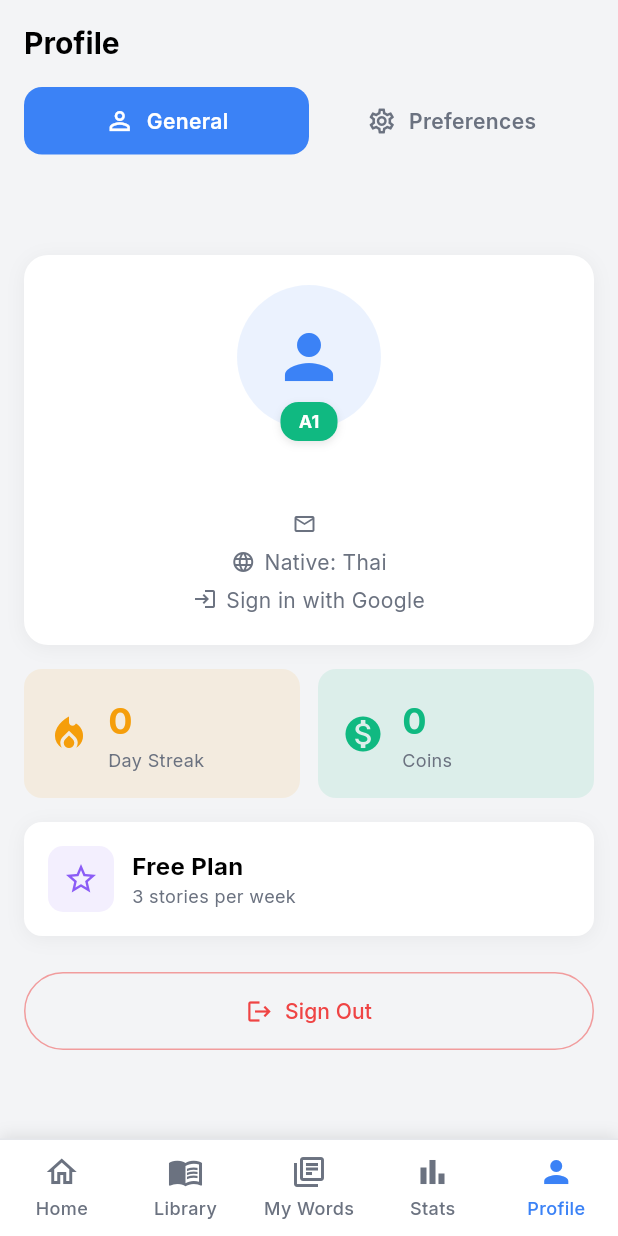
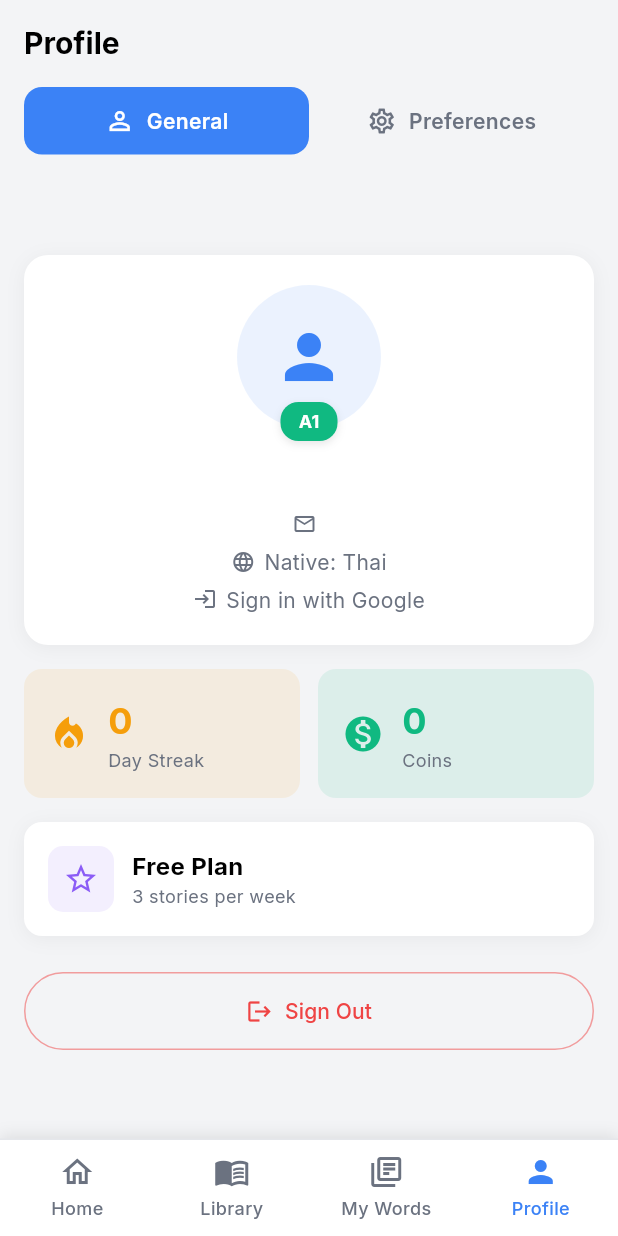
Before and after one commit to nat-prohmpiriya/frontend-flutter, a Flutter app: the screen it shows once a user with an empty profile is signed in, item 2 of the bottom bar chosen, scrolled down 80 dp, after a tap on "Profile", on a phone screen of 412 x 824 dp. Run offline on Flutter 3.47's test engine with Material 3 defaults, Android fonts, the phone set to English and light mode, and no system bars; our stand-ins replace cached_network_image, dio, easy_localization, firebase_auth, firebase_core, fl_chart and 10 more; accounts and stored records are empty; generated files the repository leaves out were written again; network calls fail.

Commit message:
fix: correct Profile button navigation in bottom nav
- Remove Statistics from StatefulShellRoute (was at index 3)
- Profile now correctly navigates to Profile page (not Stats)
- Update router structure to fix index mismatch

```diff
--- a/lib/core/router/app_router.dart
+++ b/lib/core/router/app_router.dart
@@ -89,17 +89,7 @@ GoRouter router(Ref ref) {
               ),
             ],
           ),
-          // Statistics branch (index 3)
-          StatefulShellBranch(
-            routes: [
-              GoRoute(
-                path: RouteNames.statistics,
-                name: 'statistics',
-                builder: (context, state) => const StatisticsScreen(),
-              ),
-            ],
-          ),
-          // Profile branch (index 4)
+          // Profile branch (index 3)
           StatefulShellBranch(
             routes: [
               GoRoute(
@@ -143,6 +133,13 @@ GoRouter router(Ref ref) {
           final episode = int.tryParse(state.pathParameters['episode'] ?? '1') ?? 1;
           return GameScreen(storySlug: slug, episodeNumber: episode);
         },
+      ),
+      // Statistics route (outside shell - no bottom nav, accessible via links)
+      GoRoute(
+        path: RouteNames.statistics,
+        name: 'statistics',
+        parentNavigatorKey: _rootNavigatorKey,
+        builder: (context, state) => const StatisticsScreen(),
       ),
       // Album detail route (outside shell - no bottom nav)
       GoRoute(
--- a/lib/shared/widgets/main_shell.dart
+++ b/lib/shared/widgets/main_shell.dart
@@ -62,18 +62,11 @@ class MainShell extends StatelessWidget {
                   onTap: () => _onItemTapped(2),
                 ),
                 _NavItem(
-                  icon: Icons.bar_chart_outlined,
-                  activeIcon: Icons.bar_chart,
-                  label: 'Stats',
-                  isActive: navigationShell.currentIndex == 3,
-                  onTap: () => _onItemTapped(3),
-                ),
-                _NavItem(
                   icon: Icons.person_outline,
                   activeIcon: Icons.person,
                   label: 'Profile',
-                  isActive: navigationShell.currentIndex == 4,
-                  onTap: () => _onItemTapped(4),
+                  isActive: navigationShell.currentIndex == 3,
+                  onTap: () => _onItemTapped(3),
                 ),
               ],
             ),
```
Also changed, not shown: lib/core/router/app_router.g.dart.
